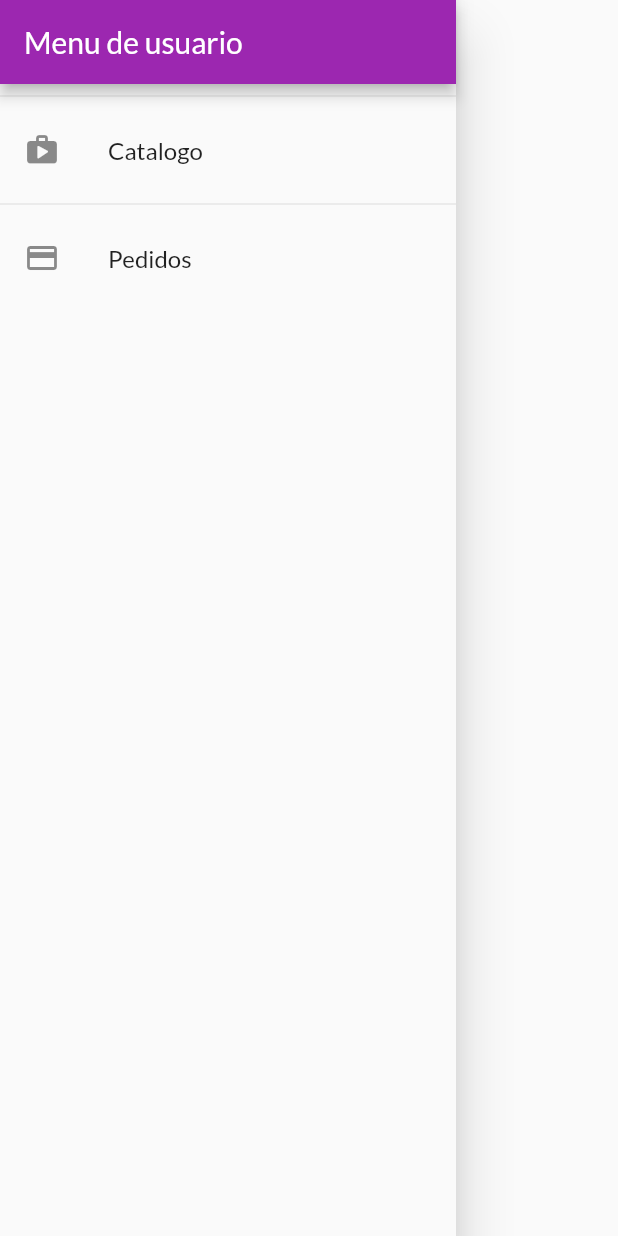
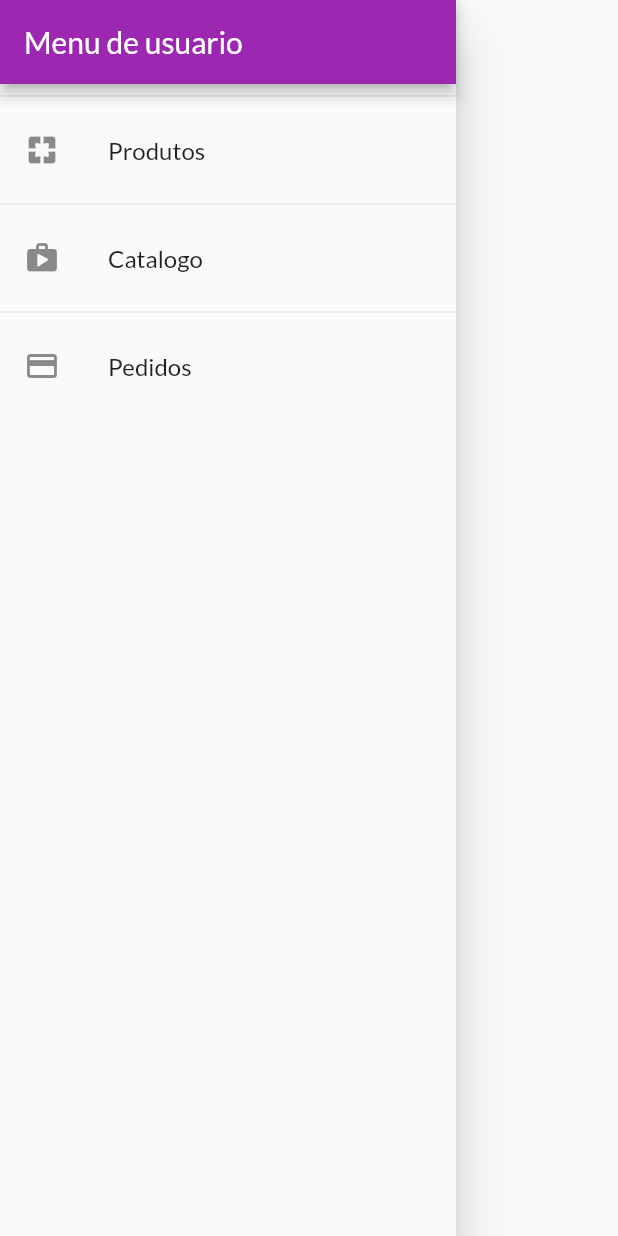
Before and after one commit to Egito/flutterMyShop, a Flutter app: the AccMenu widget shown alone on an empty page, opened directly, on a phone screen of 412 x 824 dp. Run offline on Flutter 3.47's test engine with Material 2 defaults, Android fonts, the phone set to English and light mode, and no system bars; network calls fail.

Commit message:
Iniciado inclusao de crud dos produtos

```diff
--- a/lib/00-rotas/rotas.dart
+++ b/lib/00-rotas/rotas.dart
@@ -1,6 +1,7 @@
 class AppRoutes {
-  static const HOME = '/shopping';
+  static const CCE_CATALOGO = '/cce-catologo';
+  static const CCE_PRODUTO = '/cce-produtos';
+  static const CCE_PRO_DETALHE = '/cce-pro-detalhe';
   static const FAT_PEDIDOS = '/fat-pedidos';
-  static const CCE_PRODUTO = '/cce-produto';
   static const VEN_CARRINHO = '/ven-carrinho';
 }
--- a/lib/03-paginas/acc/acc_menu.dart
+++ b/lib/03-paginas/acc/acc_menu.dart
@@ -13,11 +13,21 @@ class AccMenu extends StatelessWidget {
           ),
           Divider(),
           ListTile(
+            leading: Icon(Icons.pages_rounded),
+            title: Text('Produtos'),
+            onTap: () {
+              Navigator.of(context).pushReplacementNamed(
+                AppRoutes.CCE_PRODUTO,
+              );
+            },
+          ),
+          Divider(),
+          ListTile(
             leading: Icon(Icons.shop_rounded),
             title: Text('Catalogo'),
             onTap: () {
               Navigator.of(context).pushReplacementNamed(
-                AppRoutes.HOME,
+                AppRoutes.CCE_CATALOGO,
               );
             },
           ),
--- a/lib/03-paginas/cce/cce_cat_grid_item.dart
+++ b/lib/03-paginas/cce/cce_cat_grid_item.dart
@@ -54,7 +54,10 @@ class CceCatalogoGridItem extends StatelessWidget {
               Scaffold.of(context).hideCurrentSnackBar();
               Scaffold.of(context).showSnackBar(
                 SnackBar(
-                  content: Text('Item colocado no carrinho!'),
+                  content: Text(
+                    'Item colocado no carrinho!',
+                    textAlign: TextAlign.center,
+                  ),
                   duration: Duration(seconds: 3),
                   action: SnackBarAction(
                     label: 'Desfazer',
--- a/lib/03-paginas/cce/cce_catalogo.dart
+++ b/lib/03-paginas/cce/cce_catalogo.dart
@@ -16,6 +16,7 @@ class CceCatalogo extends StatelessWidget {
     final CceProdutoProvider produto = Provider.of(context);
 
     return Scaffold(
+      drawer: AccMenu(),
       appBar: AppBar(
         title: Text('Nossa Loja'),
         actions: <Widget>[
@@ -54,7 +55,6 @@ class CceCatalogo extends StatelessWidget {
         ],
       ),
       body: CceCatalogoGrid(),
-      drawer: AccMenu(),
     );
   }
 }
--- a/lib/main.dart
+++ b/lib/main.dart
@@ -1,4 +1,5 @@
 import 'package:flutter/material.dart';
+import 'package:flutterMyShop/03-paginas/cce/cce_produtos.dart';
 import 'package:provider/provider.dart';
 
 import 'package:flutterMyShop/02-servicos/fat_pedidos_provider.dart';
@@ -39,8 +40,9 @@ class MyApp extends StatelessWidget {
         ),
         home: CceCatalogo(),
         routes: {
-          AppRoutes.HOME: (ctx) => CceCatalogo(),
-          AppRoutes.CCE_PRODUTO: (ctx) => CceProDetalhe(),
+          AppRoutes.CCE_CATALOGO: (ctx) => CceCatalogo(),
+          AppRoutes.CCE_PRODUTO: (ctx) => CceProdutos(),
+          AppRoutes.CCE_PRO_DETALHE: (ctx) => CceProDetalhe(),
           AppRoutes.VEN_CARRINHO: (ctx) => VenCarro(),
           AppRoutes.FAT_PEDIDOS: (ctx) => FatPedidos(),
         },
```
Also changed, not shown: lib/03-paginas/cce/cce_produtos.dart (added, +18 -0 lines), lib/03-paginas/ven/ven_carro_item.dart (+22 -0 lines), lib/99-utils/AlertaWidget.dart (added, +34 -0 lines).
